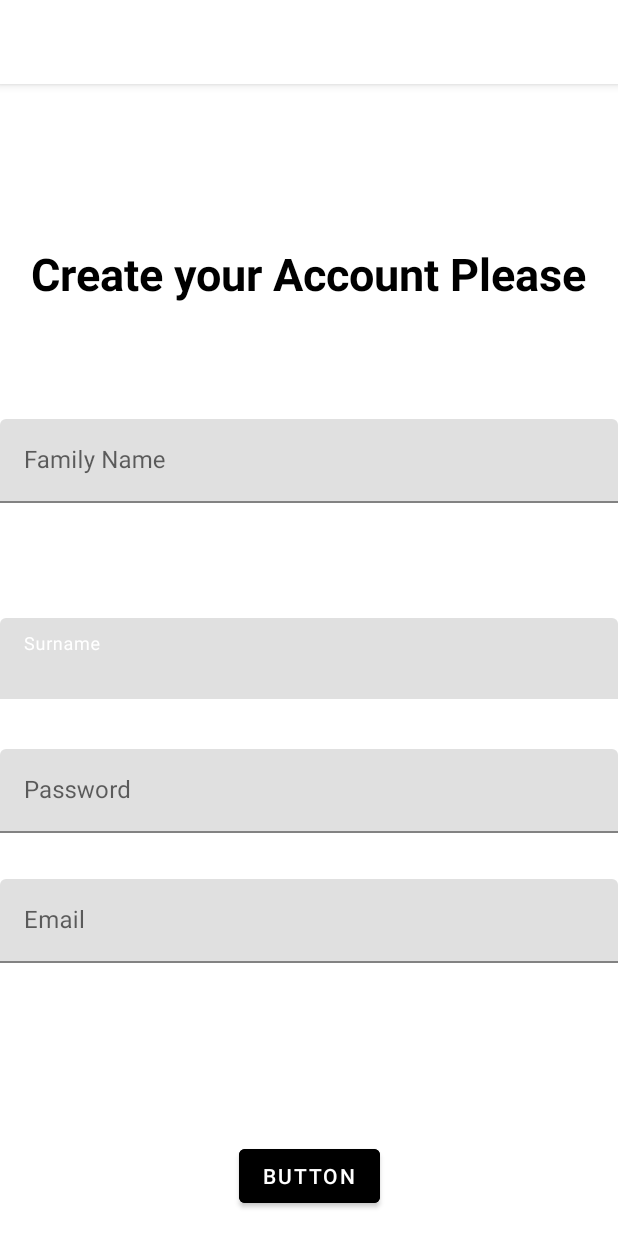
After one commit to soso83120/TDAndroidSAUMIERSophie, an Android app: the RegisterActivity screen opened directly, with no data from a screen before it, on a phone screen of 412 x 824 dp. The commit adds this screen. Run offline under Robolectric (Android 15) with nearby library versions, the phone set to English and light mode, and no system bars; network calls fail.

Commit message:
create an account

```diff
--- a/app/src/main/AndroidManifest.xml
+++ b/app/src/main/AndroidManifest.xml
@@ -12,7 +12,8 @@
         android:supportsRtl="true"
         android:theme="@style/Theme.TDAndroidSAUMIERSophie"
         android:usesCleartextTraffic="true">
-        <activity android:name=".basket.BasketActivity"></activity>
+        <activity android:name=".registre.RegisterActivity"></activity>
+        <activity android:name=".basket.BasketActivity" />
         <activity android:name=".detail.DetailActivity" />
         <activity android:name=".Category.CategoryActivity" />
         <activity android:name=".network.HomeActivity">
--- a/app/src/main/java/com/example/tdandroidsaumiersophie/detail/DetailActivity.kt
+++ b/app/src/main/java/com/example/tdandroidsaumiersophie/detail/DetailActivity.kt
@@ -55,6 +55,7 @@ class DetailActivity : BaseActivity() {
             refreshShop(dish)
         }
         binding.shopButton.setOnClickListener {
+
             addToBasket(dish, itemCount)
         }
     }
--- /dev/null
+++ b/app/src/main/java/com/example/tdandroidsaumiersophie/registre/RegisterActivity.kt
@@ -0,0 +1,38 @@
+package com.example.tdandroidsaumiersophie.registre
+
+import android.app.Activity
+import androidx.appcompat.app.AppCompatActivity
+import android.os.Bundle
+import com.example.tdandroidsaumiersophie.R
+import com.example.tdandroidsaumiersophie.databinding.ActivityRegisterBinding
+
+class RegisterActivity : AppCompatActivity() {
+
+    lateinit var binding: ActivityRegisterBinding
+    override fun onCreate(savedInstanceState: Bundle?) {
+        super.onCreate(savedInstanceState)
+        binding= ActivityRegisterBinding.inflate(layoutInflater)
+        setContentView(binding.root)
+
+        binding.registered.setOnClickListener {
+            if(verifyInformation()){
+                launchRequest()
+            }else {
+                //TODO
+            }
+        }
+    }
+
+    fun launchRequest() {
+        setResult(Activity.RESULT_OK)
+        finish()
+
+    }
+    fun verifyInformation(): Boolean{
+        return true
+    }
+
+    companion object{
+        const val REQUEST_CODE = 111
+    }
+}
--- /dev/null
+++ b/app/src/main/res/layout/activity_register.xml
@@ -0,0 +1,103 @@
+<?xml version="1.0" encoding="utf-8"?>
+<androidx.constraintlayout.widget.ConstraintLayout xmlns:android="http://schemas.android.com/apk/res/android"
+    xmlns:app="http://schemas.android.com/apk/res-auto"
+    xmlns:tools="http://schemas.android.com/tools"
+    android:id="@+id/cadre"
+    android:layout_width="match_parent"
+    android:layout_height="match_parent"
+    tools:context=".registre.RegisterActivity">
+
+    <TextView
+        android:id="@+id/textView"
+        android:layout_width="wrap_content"
+        android:layout_height="wrap_content"
+        android:hint="Create your Account Please"
+        android:text="Create your Account Please"
+        android:textColor="@color/black"
+        android:textColorHint="@color/black"
+        android:textSize="30sp"
+        android:textStyle="bold"
+        app:layout_constraintBottom_toBottomOf="parent"
+        app:layout_constraintEnd_toEndOf="parent"
+        app:layout_constraintHorizontal_bias="0.498"
+        app:layout_constraintStart_toStartOf="parent"
+        app:layout_constraintTop_toTopOf="parent"
+        app:layout_constraintVertical_bias="0.146" />
+
+    <Button
+        android:id="@+id/registered"
+        android:layout_width="wrap_content"
+        android:layout_height="wrap_content"
+        android:layout_marginBottom="16dp"
+        android:backgroundTint="@color/black"
+        android:text="Button"
+        app:layout_constraintBottom_toBottomOf="parent"
+        app:layout_constraintEnd_toEndOf="parent"
+        app:layout_constraintStart_toStartOf="parent" />
+
+    <com.google.android.material.textfield.TextInputLayout
+        android:id="@+id/textInputLayout2"
+        android:layout_width="match_parent"
+        android:layout_height="wrap_content"
+        app:layout_constraintBottom_toBottomOf="parent"
+        app:layout_constraintEnd_toEndOf="parent"
+        app:layout_constraintStart_toStartOf="parent"
+        app:layout_constraintTop_toTopOf="parent">
+
+        <com.google.android.material.textfield.TextInputEditText
+            android:id="@+id/name"
+            android:layout_width="match_parent"
+            android:layout_height="wrap_content"
+            android:hint="Surname" />
+    </com.google.android.material.textfield.TextInputLayout>
+
+    <com.google.android.material.textfield.TextInputLayout
+        android:id="@+id/textInputLayout3"
+        android:layout_width="match_parent"
+        android:layout_height="wrap_content"
+        app:layout_constraintBottom_toTopOf="@+id/textInputLayout2"
+        app:layout_constraintEnd_toEndOf="parent"
+        app:layout_constraintStart_toStartOf="parent"
+        app:layout_constraintTop_toBottomOf="@+id/textView">
+
+        <com.google.android.material.textfield.TextInputEditText
+            android:id="@+id/fname"
+            android:layout_width="match_parent"
+            android:layout_height="wrap_content"
+            android:hint="Family Name"
+            android:textColor="@color/black" />
+    </com.google.android.material.textfield.TextInputLayout>
+
+    <com.google.android.material.textfield.TextInputLayout
+        android:id="@+id/textInputLayout4"
+        android:layout_width="match_parent"
+        android:layout_height="wrap_content"
+        app:layout_constraintBottom_toTopOf="@+id/registered"
+        app:layout_constraintTop_toBottomOf="@+id/textInputLayout2"
+        tools:layout_editor_absoluteX="2dp">
+
+        <com.google.android.material.textfield.TextInputEditText
+            android:id="@+id/email"
+            android:layout_width="match_parent"
+            android:layout_height="wrap_content"
+            android:hint="Email"
+            android:inputType="textEmailAddress" />
+    </com.google.android.material.textfield.TextInputLayout>
+
+    <com.google.android.material.textfield.TextInputLayout
+        android:layout_width="match_parent"
+        android:layout_height="wrap_content"
+        app:layout_constraintBottom_toTopOf="@+id/textInputLayout4"
+        app:layout_constraintEnd_toEndOf="parent"
+        app:layout_constraintStart_toStartOf="parent"
+        app:layout_constraintTop_toBottomOf="@+id/textInputLayout2">
+
+        <com.google.android.material.textfield.TextInputEditText
+            android:id="@+id/password"
+            android:layout_width="match_parent"
+            android:layout_height="wrap_content"
+            android:hint="Password"
+            android:inputType="textWebPassword" />
+    </com.google.android.material.textfield.TextInputLayout>
+
+</androidx.constraintlayout.widget.ConstraintLayout>
--- a/app/src/main/res/values/colors.xml
+++ b/app/src/main/res/values/colors.xml
@@ -7,4 +7,5 @@
     <color name="teal_700">#FF018786</color>
     <color name="black">#FF000000</color>
     <color name="white">#FFFFFFFF</color>
+    <color name="clear"></color>
 </resources>
--- a/app/src/main/res/values/strings.xml
+++ b/app/src/main/res/values/strings.xml
@@ -12,5 +12,9 @@
     <string name="basket">le plat a été enregistré</string>
     <!-- TODO: Remove or change this placeholder text -->
     <string name="hello_blank_fragment">Hello blank fragment</string>
+    <string name="fname">Total</string>
+    <string name="sname">Total</string>
+    <string name="adress">Total</string>
+    <string name="email">Total</string>
 
 </resources>
```
Also changed, not shown: app/src/main/java/com/example/tdandroidsaumiersophie/Category/CategoryActivity.kt (+21 -3 lines), app/src/main/java/com/example/tdandroidsaumiersophie/basket/BasketActivity.kt (+37 -6 lines), app/src/main/java/com/example/tdandroidsaumiersophie/utils/Loader.kt (added, +33 -0 lines), app/src/main/res/drawable/loader_back.xml (added, +7 -0 lines), app/src/main/res/layout/activity_category.xml (+16 -12 lines), app/src/main/res/layout/loader_view.xml (added, +45 -0 lines), 1 other file.
